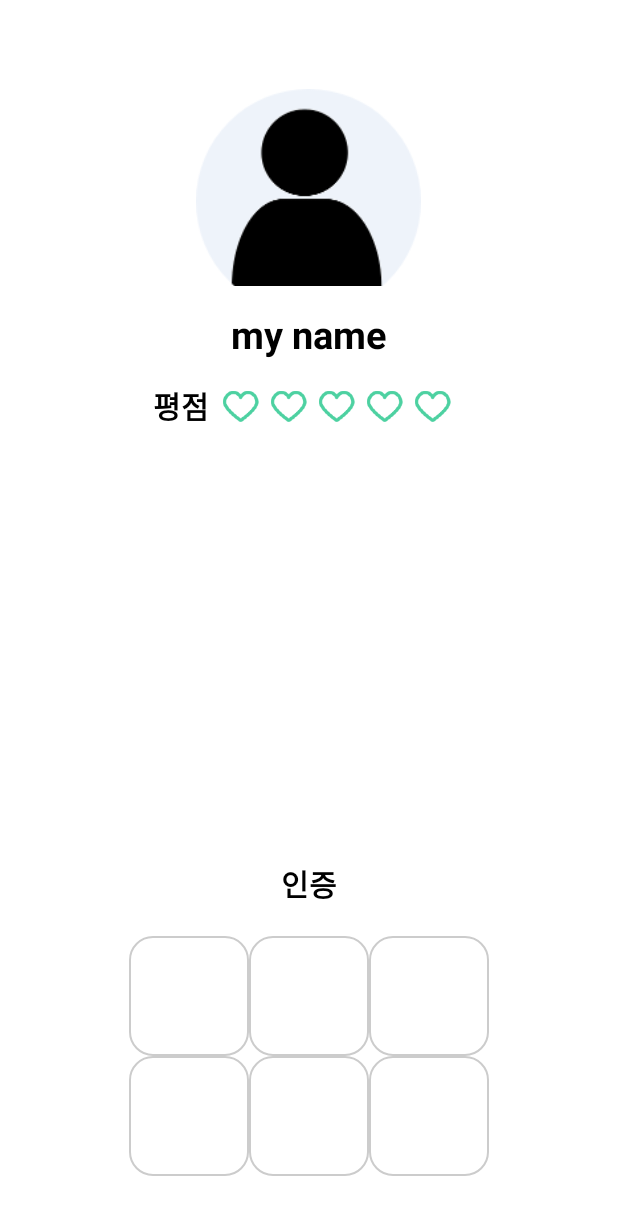
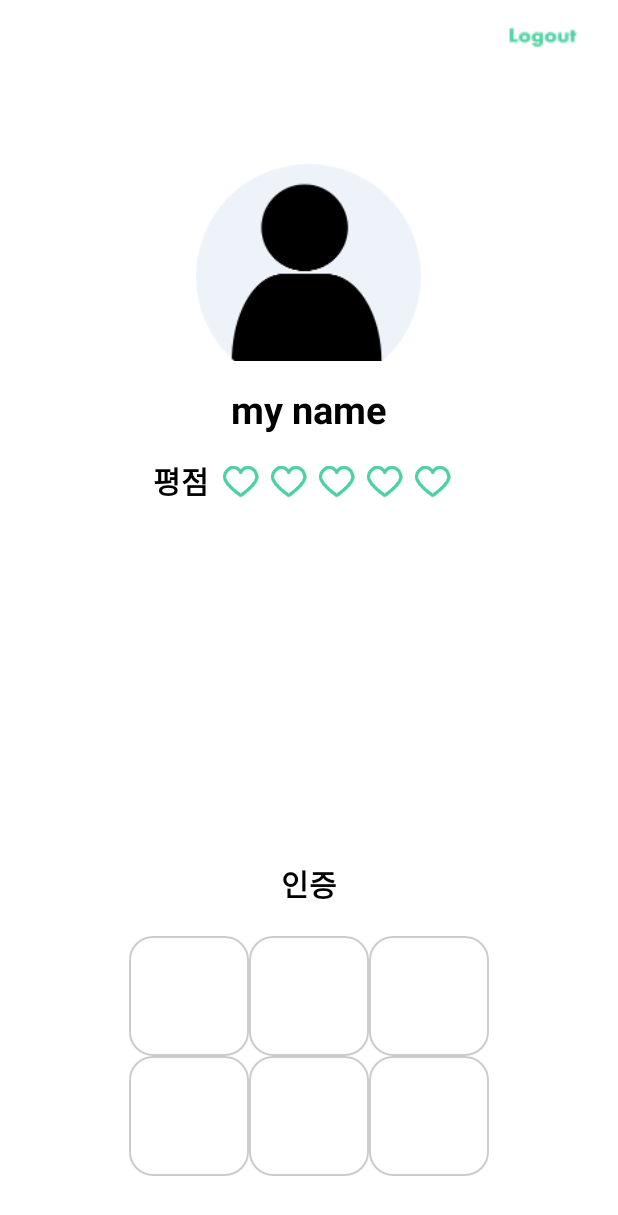
Before and after one commit to 3000po/sharoom, an Android app: the screen it shows after launch (Activity_myself), on a phone screen of 412 x 824 dp. Shown: the top 1215 px of the screen. Run offline under Robolectric (Android 15) with nearby library versions, the phone set to English and light mode, and no system bars.

Commit message:
add logout

```diff
--- a/app/src/main/res/layout/activity_myself.xml
+++ b/app/src/main/res/layout/activity_myself.xml
@@ -7,19 +7,22 @@
     <LinearLayout
         android:id="@+id/ll_header"
         android:layout_width="match_parent"
-        android:layout_height="@dimen/activity_layout_header_height"
+        android:layout_height="50dp"
         android:layout_gravity="center_vertical"
         android:layout_margin="@dimen/activity_layout_header_margin"
         android:background="@color/activity_layout_header_background"
         android:gravity="center_vertical"
         android:orientation="vertical"
         android:padding="@dimen/activity_layout_header_padding"
-        android:visibility="gone"
-         >
+        android:visibility="visible"
+        android:weightSum="1">
 
         <ImageView
-            android:layout_width="wrap_content"
-            android:layout_height="wrap_content" />
+            android:layout_width="100dp"
+            android:layout_height="30dp"
+            android:src="@drawable/ic_logout"
+            android:layout_gravity="right"
+            android:layout_weight="1.48" />
     </LinearLayout>
 
     <!-- android:padding="@color/activity_layout_header_background" -->
```
Also changed, not shown: app/src/main/res/drawable-hdpi/ic_logout.png (added), app/src/main/res/drawable-mdpi/ic_logout.png (added), app/src/main/res/drawable-xhdpi/ic_logout.png (added), app/src/main/res/drawable-xxhdpi/ic_logout.png (added).
